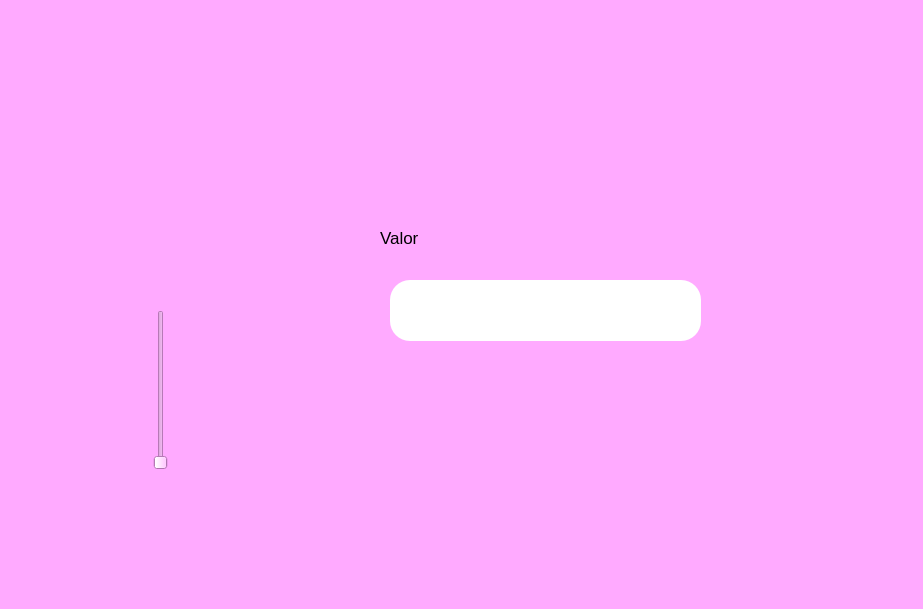
Before: the Qt Designer form Unidad 2/P06_Componente_Verticalslider_Ejemplo.ui in celineazs/PIP_2025_1_Eq3, drawn with Qt 5.
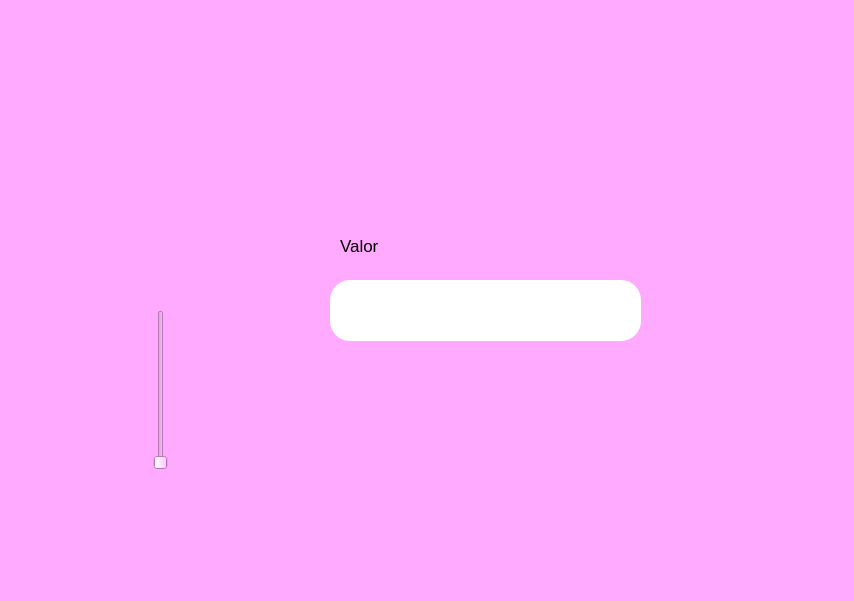
After: the same form once the commit is applied. Icons and pictures are not drawn.

```diff
--- a/Unidad 2/P06_Componente_Verticalslider_Ejemplo.ui
+++ b/Unidad 2/P06_Componente_Verticalslider_Ejemplo.ui
@@ -6,8 +6,8 @@
    <rect>
     <x>0</x>
     <y>0</y>
-    <width>923</width>
-    <height>609</height>
+    <width>854</width>
+    <height>601</height>
    </rect>
   </property>
   <property name="windowTitle">
@@ -20,8 +20,8 @@
    <widget class="QLabel" name="label">
     <property name="geometry">
      <rect>
-      <x>710</x>
-      <y>380</y>
+      <x>650</x>
+      <y>370</y>
       <width>191</width>
       <height>171</height>
      </rect>
@@ -42,10 +42,10 @@
    <widget class="QLabel" name="label_2">
     <property name="geometry">
      <rect>
-      <x>740</x>
-      <y>20</y>
-      <width>161</width>
-      <height>181</height>
+      <x>690</x>
+      <y>10</y>
+      <width>151</width>
+      <height>151</height>
      </rect>
     </property>
     <property name="styleSheet">
@@ -66,8 +66,8 @@
      <rect>
       <x>20</x>
       <y>10</y>
-      <width>161</width>
-      <height>181</height>
+      <width>211</width>
+      <height>141</height>
      </rect>
     </property>
     <property name="styleSheet">
@@ -86,10 +86,10 @@
    <widget class="QLabel" name="label_4">
     <property name="geometry">
      <rect>
-      <x>380</x>
+      <x>340</x>
       <y>230</y>
       <width>55</width>
-      <height>16</height>
+      <height>31</height>
      </rect>
     </property>
     <property name="font">
@@ -104,7 +104,7 @@
    <widget class="QLineEdit" name="txt_valor">
     <property name="geometry">
      <rect>
-      <x>390</x>
+      <x>330</x>
       <y>280</y>
       <width>311</width>
       <height>61</height>
```
Left out of the diff: 8 changed lines with no effect on the pictures.
